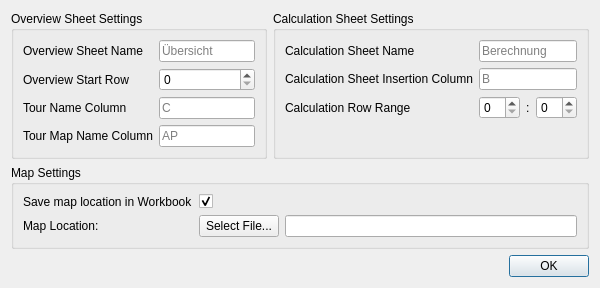
First picture: the form in ui/settingsDialog.ui, repository syzen08/excelmaplink, before the edit.
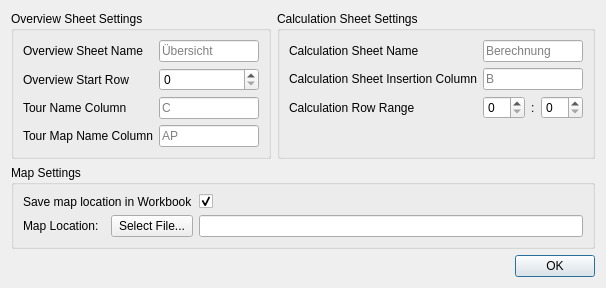
Second picture: the form after the edit.

Commit message:
make map path LineEdit larger
with longer file paths, it can be harder to read the full path

What changed in the file:
```diff
--- a/ui/settingsDialog.ui
+++ b/ui/settingsDialog.ui
@@ -6,8 +6,8 @@
    <rect>
     <x>0</x>
     <y>0</y>
-    <width>600</width>
-    <height>280</height>
+    <width>606</width>
+    <height>284</height>
    </rect>
   </property>
   <property name="windowTitle">
@@ -157,25 +157,39 @@
      <property name="title">
       <string>Map Settings</string>
      </property>
-     <layout class="QGridLayout" name="gridLayout">
-      <item row="0" column="0">
+     <layout class="QHBoxLayout" name="horizontalLayout_3">
+      <item>
+       <layout class="QVBoxLayout" name="verticalLayout_2">
+        <item>
        <widget class="QLabel" name="saveMapLocationLabel">
         <property name="text">
          <string>Save map location in Workbook</string>
         </property>
        </widget>
       </item>
-      <item row="1" column="0">
+        <item>
+         <layout class="QHBoxLayout" name="horizontalLayout_2">
+          <item>
        <widget class="QLabel" name="mapLocationLabel">
         <property name="text">
          <string>Map Location:</string>
         </property>
        </widget>
       </item>
-      <item row="1" column="2">
-       <widget class="QLineEdit" name="mapLocationLineEdit"/>
-      </item>
-      <item row="0" column="1">
+          <item>
+           <widget class="QPushButton" name="mapLocationButton">
+            <property name="text">
+             <string>Select File...</string>
+            </property>
+           </widget>
+          </item>
+         </layout>
+        </item>
+       </layout>
+      </item>
+      <item>
+       <layout class="QVBoxLayout" name="verticalLayout_3">
+        <item>
        <widget class="QCheckBox" name="saveMapLocationCheckBox">
         <property name="text">
          <string/>
@@ -185,12 +199,10 @@
         </property>
        </widget>
       </item>
-      <item row="1" column="1">
-       <widget class="QPushButton" name="mapLocationButton">
-        <property name="text">
-         <string>Select File...</string>
-        </property>
-       </widget>
+        <item>
+         <widget class="QLineEdit" name="mapLocationLineEdit"/>
+        </item>
+       </layout>
       </item>
      </layout>
     </widget>
```
Left out of the diff: 37 changed lines with no effect on the pictures. Lines whose indentation alone changed are shown as unchanged. The commit also changes 1 other file.
